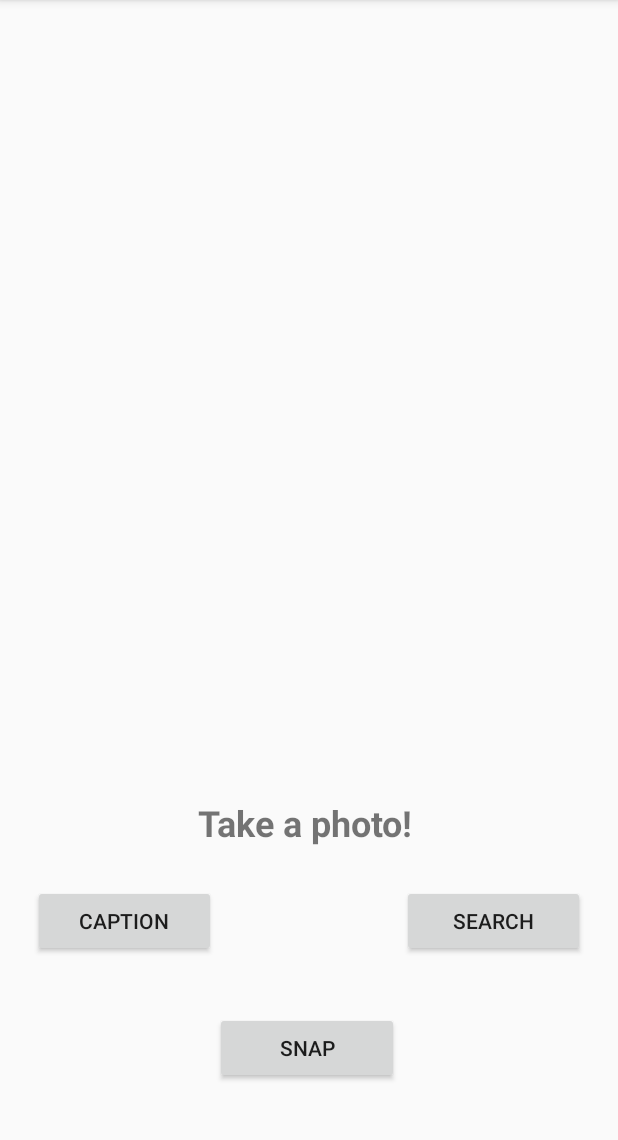
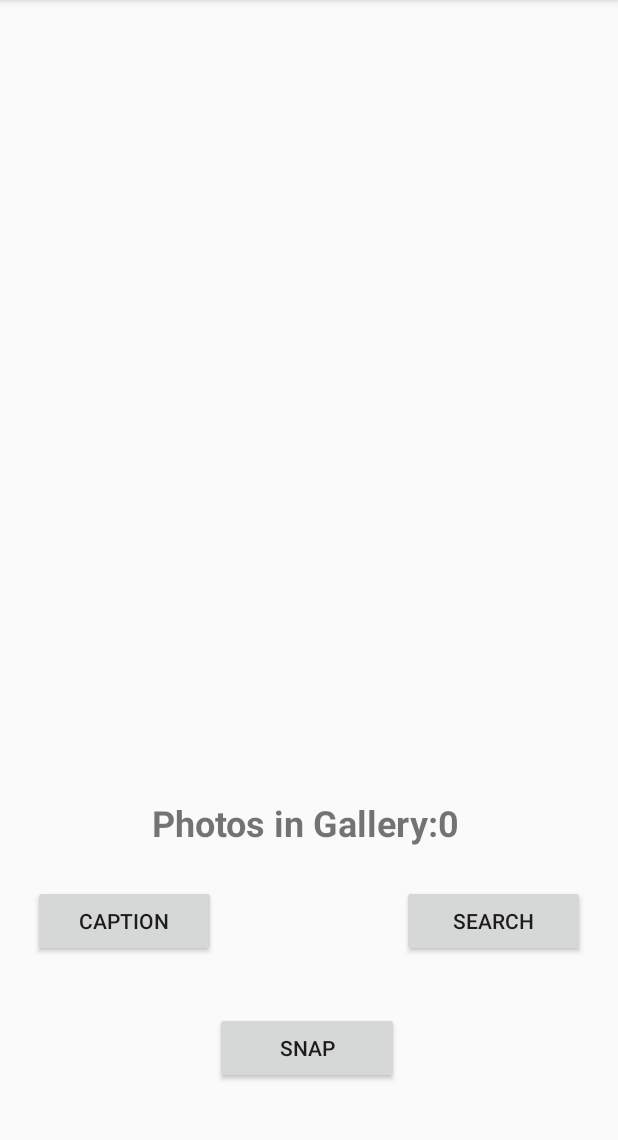
Before and after one commit to jle-santos/Photo-Gallery, an Android app: the screen it shows after launch (MainActivity), on a phone screen of 412 x 824 dp, the part 84-1224 px from its top. Run offline under Robolectric (Android 15) with nearby library versions, the phone set to English and light mode, and no system bars; 2 statements that could not run were skipped.

Commit message:
Added number of photos to screen

```diff
--- a/app/src/main/java/com/example/photogallery/MainActivity.java
+++ b/app/src/main/java/com/example/photogallery/MainActivity.java
@@ -49,6 +49,7 @@ public class MainActivity extends AppCompatActivity {
 
     //Photo List
     private ArrayList<String> photoGallery;
+    private int currentPhotoIndex = 0;
 
     @Override
     protected void onCreate(Bundle savedInstanceState) {
@@ -61,7 +62,7 @@ public class MainActivity extends AppCompatActivity {
         final  TextView caption = findViewById(R.id.captionText);
 
         // Set default text for caption text view
-        caption.setText("Take a photo!");
+
 
         //Generate gallery
         Date minDate = new Date(Long.MIN_VALUE);
@@ -70,6 +71,13 @@ public class MainActivity extends AppCompatActivity {
 
         //Print to screen how many photos found
         Log.d("onCreate, number of photos:", Integer.toString(photoGallery.size()));
+
+        caption.setText("Photos in Gallery:" + Integer.toString(photoGallery.size()));
+
+        if (photoGallery.size() > 0)
+            mCurrentPhotoPath = photoGallery.get(currentPhotoIndex);
+
+        displayPhoto(mCurrentPhotoPath);
 
         // if caption button is clicked add caption text and save it
         btnCaption.setOnClickListener(new View.OnClickListener() {
@@ -126,7 +134,7 @@ public class MainActivity extends AppCompatActivity {
             }
         });
 
-        // if search button is clickeed start new activity where search will be done
+        // if search button is clicked start new activity where search will be done
         btnSearch.setOnClickListener(new View.OnClickListener() {
             @Override
             public void onClick(View v) {
@@ -151,6 +159,12 @@ public class MainActivity extends AppCompatActivity {
            }
        }
         return populateGallery;
+    }
+
+    // Function to display any generic photo
+    private void displayPhoto(String path) {
+        ImageView mImageView = (ImageView) findViewById(R.id.ivGallery);
+        mImageView.setImageBitmap(BitmapFactory.decodeFile(path));
     }
 
     // function to open new search activity
@@ -196,7 +210,7 @@ public class MainActivity extends AppCompatActivity {
     // Puts image from camera onto the imageview object
     @Override
     protected void onActivityResult(int requestCode, int resultCode, Intent data) {
-        // exectue this if from camera
+        // execute this if from camera
         if (requestCode == REQUEST_IMAGE_CAPTURE && resultCode == RESULT_OK) {
             ImageView mImageView = (ImageView) findViewById(R.id.ivGallery);
             TextView captiontextrefresh = findViewById(R.id.captionText);
@@ -217,9 +231,6 @@ public class MainActivity extends AppCompatActivity {
             captiontextrefresh.setText(fileName_2.trim());
 
             mCurrentPhotoPath = filePath;
-
-
-
         }
     }
 
```
